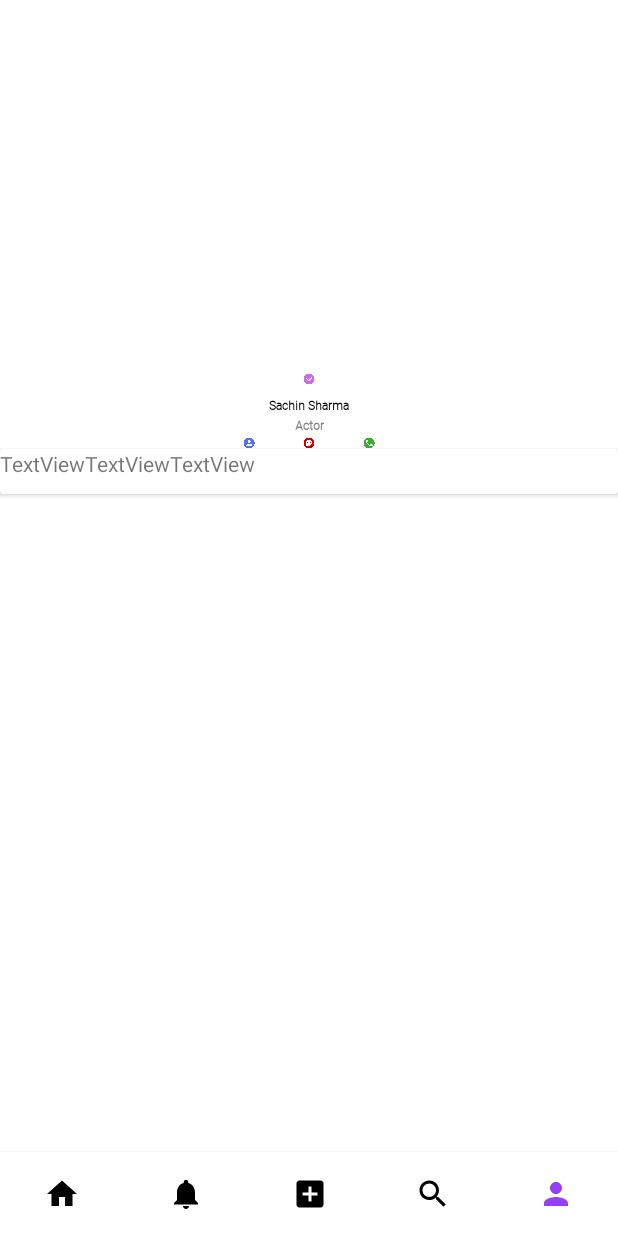
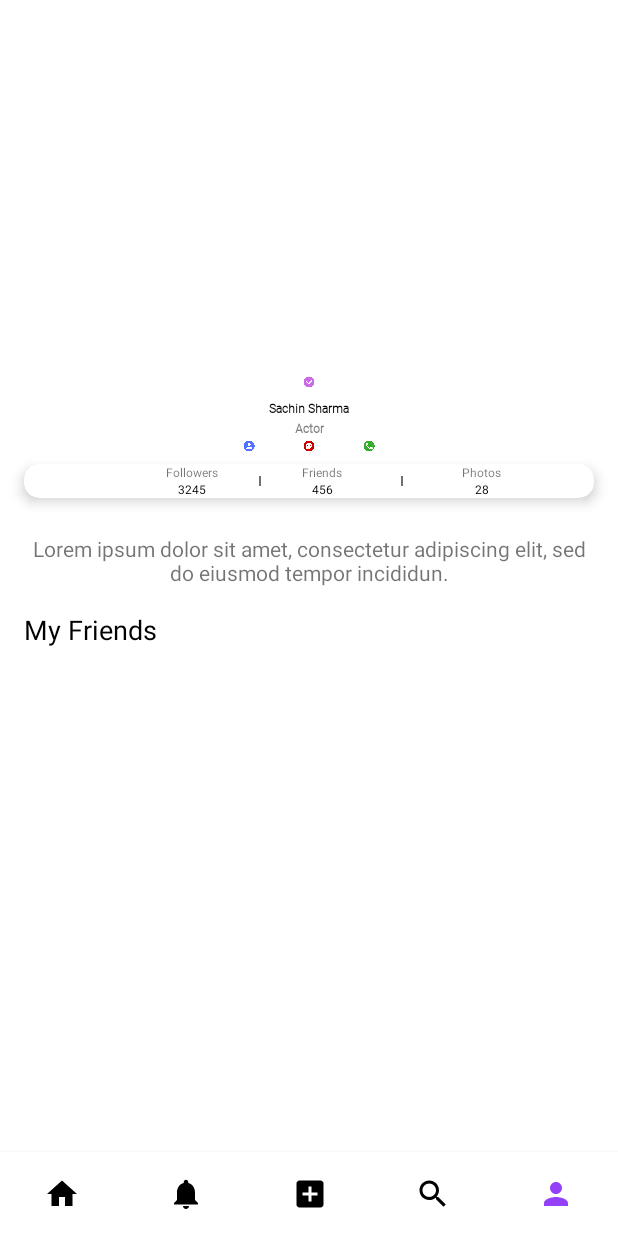
Before and after one commit to priyamprakash/Social-media-21, an Android app: the screen it shows after launch (MainActivity), item 5 of the bottom bar chosen, on a phone screen of 412 x 824 dp. Run offline under Robolectric (Android 15) with nearby library versions, the phone set to English and light mode, and no system bars; our stand-ins replace CircleImageView; plain views replace RoundedImageView.

Commit message:
font added

```diff
--- a/app/src/main/java/com/app/social21/Fragments/HomeFragment.java
+++ b/app/src/main/java/com/app/social21/Fragments/HomeFragment.java
@@ -45,7 +45,7 @@ public class HomeFragment extends Fragment {
         list.add(new StoryModel(R.drawable.img_man1, R.drawable.img_live, R.drawable.profile, "Priyam"));
         list.add(new StoryModel(R.drawable.img_man1, R.drawable.img_video, R.drawable.profile, "Arsel"));
         list.add(new StoryModel(R.drawable.img_man1, R.drawable.img_live, R.drawable.profile, "Darshi"));
-        list.add(new StoryModel(R.drawable.img_man1, R.drawable.img_video, R.drawable.profile, "Deepc"));
+        list.add(new StoryModel(R.drawable.img_man1, R.drawable.img_video, R.drawable.profile, "Qwerty"));
 
 
         StoryAdapter adapter = new StoryAdapter(list, getContext());
--- a/app/src/main/res/layout/fragment_profile.xml
+++ b/app/src/main/res/layout/fragment_profile.xml
@@ -5,6 +5,8 @@
     xmlns:tools="http://schemas.android.com/tools"
     android:layout_width="match_parent"
     android:layout_height="match_parent"
+    android:paddingTop="4dp"
+    android:paddingBottom="4dp"
     tools:context=".Fragments.ProfileFragment">
 
 
@@ -23,6 +25,7 @@
         diagonal:layout_constraintHorizontal_bias="1.0"
         diagonal:layout_constraintStart_toStartOf="parent"
         diagonal:layout_constraintTop_toTopOf="parent" />
+
 
     <de.hdodenhof.circleimageview.CircleImageView
         android:id="@+id/imageView2"
@@ -118,63 +121,147 @@
         diagonal:layout_constraintTop_toBottomOf="@+id/textView4" />
 
     <androidx.cardview.widget.CardView
+        android:id="@+id/cardView"
         android:layout_width="match_parent"
         android:layout_height="wrap_content"
+        android:layout_marginStart="16dp"
+        android:layout_marginLeft="16dp"
+        android:layout_marginTop="8dp"
+        android:layout_marginEnd="16dp"
+        android:layout_marginRight="16dp"
+        app:cardCornerRadius="10dp"
+        app:cardElevation="5dp"
+        app:cardMaxElevation="5dp"
+        app:layout_constraintEnd_toEndOf="parent"
+        app:layout_constraintHorizontal_bias="0.5"
+        app:layout_constraintStart_toStartOf="parent"
         app:layout_constraintTop_toBottomOf="@+id/commentView">
+
 
         <androidx.constraintlayout.widget.ConstraintLayout
             android:layout_width="match_parent"
-            android:layout_height="match_parent">
+            android:layout_height="wrap_content">
+
+            <TextView
+                android:id="@+id/textView11"
+                android:layout_width="wrap_content"
+                android:layout_height="wrap_content"
+                android:layout_marginEnd="56dp"
+                android:layout_marginRight="56dp"
+                android:text="Followers"
+                android:textSize="@dimen/_12font_mdp"
+                app:layout_constraintEnd_toStartOf="@+id/textView12"
+                app:layout_constraintTop_toTopOf="parent" />
+
+            <TextView
+                android:id="@+id/textView14"
+                android:layout_width="wrap_content"
+                android:layout_height="wrap_content"
+                android:text="3245"
+                android:textColor="#000000 "
+                android:textSize="@dimen/_14font_mdp"
+                app:layout_constraintEnd_toEndOf="@+id/textView11"
+                app:layout_constraintHorizontal_bias="0.5"
+                app:layout_constraintStart_toStartOf="@+id/textView11"
+                app:layout_constraintTop_toBottomOf="@+id/textView11" />
+
+            <View
+                android:id="@+id/view6"
+                android:layout_width="1dp"
+                android:layout_height="0dp"
+                android:layout_marginTop="8dp"
+                android:layout_marginBottom="8dp"
+                android:background="#737070"
+                app:layout_constraintBottom_toBottomOf="parent"
+                app:layout_constraintEnd_toStartOf="@+id/textView12"
+                app:layout_constraintHorizontal_bias="0.5"
+                app:layout_constraintStart_toEndOf="@+id/textView11"
+                app:layout_constraintTop_toTopOf="@+id/textView11" />
+
+            <TextView
+                android:id="@+id/textView12"
+                android:layout_width="wrap_content"
+                android:layout_height="wrap_content"
+                android:layout_marginEnd="168dp"
+                android:layout_marginRight="168dp"
+                android:text="Friends"
+                android:textSize="@dimen/_12font_mdp"
+                app:layout_constraintEnd_toEndOf="parent"
+                app:layout_constraintTop_toTopOf="parent" />
 
             <TextView
                 android:id="@+id/textView5"
                 android:layout_width="wrap_content"
                 android:layout_height="wrap_content"
-                android:text="TextView"
-                app:layout_constraintEnd_toStartOf="@+id/textView7"
+                android:text="456"
+                android:textColor="#000000 "
+                android:textSize="@dimen/_14font_mdp"
+                app:layout_constraintEnd_toEndOf="@+id/textView12"
                 app:layout_constraintHorizontal_bias="0.5"
-                app:layout_constraintStart_toEndOf="@+id/textView6"
-                app:layout_constraintTop_toTopOf="@+id/textView6" />
+                app:layout_constraintStart_toStartOf="@+id/textView12"
+                app:layout_constraintTop_toBottomOf="@+id/textView12" />
 
             <View
-                android:id="@+id/view"
+                android:id="@+id/view7"
                 android:layout_width="1dp"
-                android:layout_height="30dp"
-                app:layout_constraintEnd_toStartOf="@+id/textView5"
+                android:layout_height="0dp"
+                android:layout_marginTop="8dp"
+                android:layout_marginBottom="8dp"
+                android:background="#737070"
+                app:layout_constraintBottom_toBottomOf="parent"
+                app:layout_constraintEnd_toStartOf="@+id/textView13"
                 app:layout_constraintHorizontal_bias="0.5"
-                app:layout_constraintStart_toEndOf="@+id/view2"
-                app:layout_constraintTop_toTopOf="@+id/view2" />
+                app:layout_constraintStart_toEndOf="@+id/textView12"
+                app:layout_constraintTop_toTopOf="@+id/textView12" />
+
+            <TextView
+                android:id="@+id/textView13"
+                android:layout_width="wrap_content"
+                android:layout_height="wrap_content"
+                android:layout_marginStart="80dp"
+                android:layout_marginLeft="80dp"
+                android:text="Photos"
+                android:textSize="@dimen/_12font_mdp"
+                app:layout_constraintStart_toEndOf="@+id/textView12"
+                app:layout_constraintTop_toTopOf="parent" />
 
             <TextView
                 android:id="@+id/textView6"
                 android:layout_width="wrap_content"
                 android:layout_height="wrap_content"
-                android:text="TextView"
-                app:layout_constraintEnd_toStartOf="@+id/textView5"
+                android:text="28"
+                android:textColor="#000000 "
+                android:textSize="@dimen/_14font_mdp"
+                app:layout_constraintEnd_toEndOf="@+id/textView13"
                 app:layout_constraintHorizontal_bias="0.5"
-                app:layout_constraintHorizontal_chainStyle="spread_inside"
-                app:layout_constraintStart_toStartOf="parent"
-                app:layout_constraintTop_toTopOf="parent" />
-
-            <View
-                android:id="@+id/view2"
-                android:layout_width="1dp"
-                android:layout_height="30dp"
-                app:layout_constraintEnd_toStartOf="@+id/view"
-                app:layout_constraintHorizontal_bias="0.5"
-                app:layout_constraintStart_toEndOf="@+id/textView7"
-                app:layout_constraintTop_toTopOf="@+id/textView7" />
-
-            <TextView
-                android:id="@+id/textView7"
-                android:layout_width="wrap_content"
-                android:layout_height="wrap_content"
-                android:text="TextView"
-                app:layout_constraintEnd_toStartOf="@+id/view2"
-                app:layout_constraintHorizontal_bias="0.5"
-                app:layout_constraintStart_toEndOf="@+id/textView5"
-                app:layout_constraintTop_toTopOf="@+id/textView5" />
+                app:layout_constraintStart_toStartOf="@+id/textView13"
+                app:layout_constraintTop_toBottomOf="@+id/textView13" />
         </androidx.constraintlayout.widget.ConstraintLayout>
     </androidx.cardview.widget.CardView>
 
+    <TextView
+        android:id="@+id/textView7"
+        android:layout_width="0dp"
+        android:layout_height="wrap_content"
+        android:layout_marginBottom="10dp"
+        android:gravity="center"
+        android:text="Lorem ipsum dolor sit amet, consectetur adipiscing elit, sed do eiusmod tempor incididun."
+        app:layout_constraintBottom_toBottomOf="parent"
+        app:layout_constraintEnd_toEndOf="@+id/cardView"
+        app:layout_constraintHorizontal_bias="1.0"
+        app:layout_constraintStart_toStartOf="@+id/cardView"
+        app:layout_constraintTop_toBottomOf="@+id/cardView"
+        app:layout_constraintVertical_bias="0.062" />
+
+    <TextView
+        android:id="@+id/textView8"
+        android:layout_width="wrap_content"
+        android:layout_height="wrap_content"
+        android:layout_marginTop="16dp"
+        android:text="My Friends"
+        android:textColor="@color/black"
+        android:textSize="18sp"
+        app:layout_constraintStart_toStartOf="@+id/textView7"
+        app:layout_constraintTop_toBottomOf="@+id/textView7" />
+
 </androidx.constraintlayout.widget.ConstraintLayout>
```
Also changed, not shown: app/src/main/res/font/acme.ttf (added).
